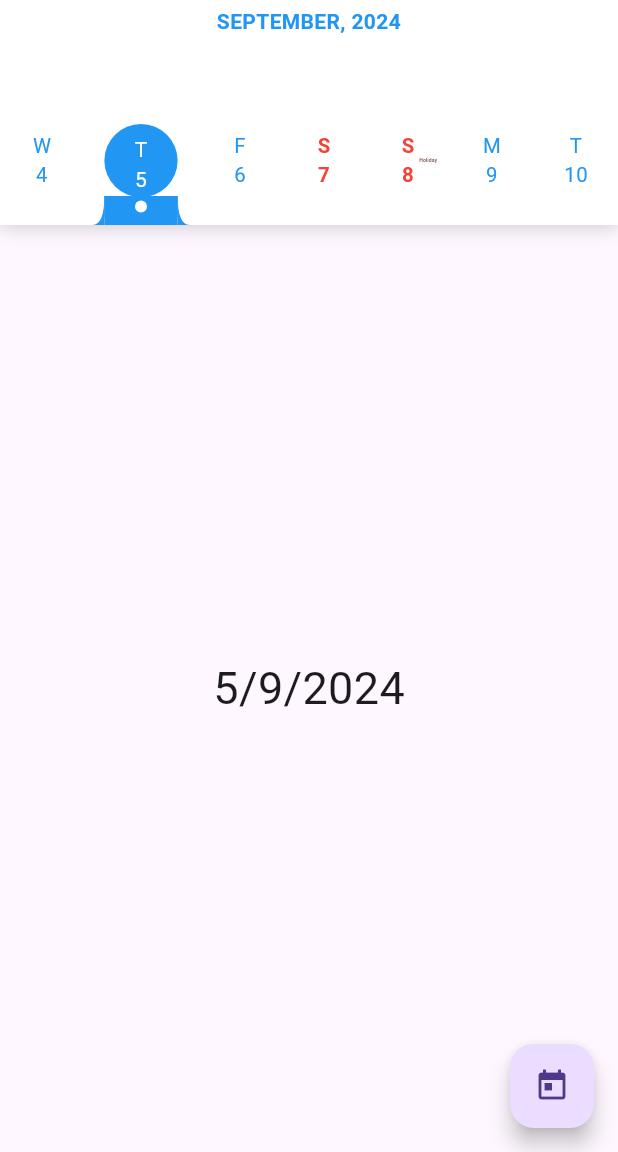
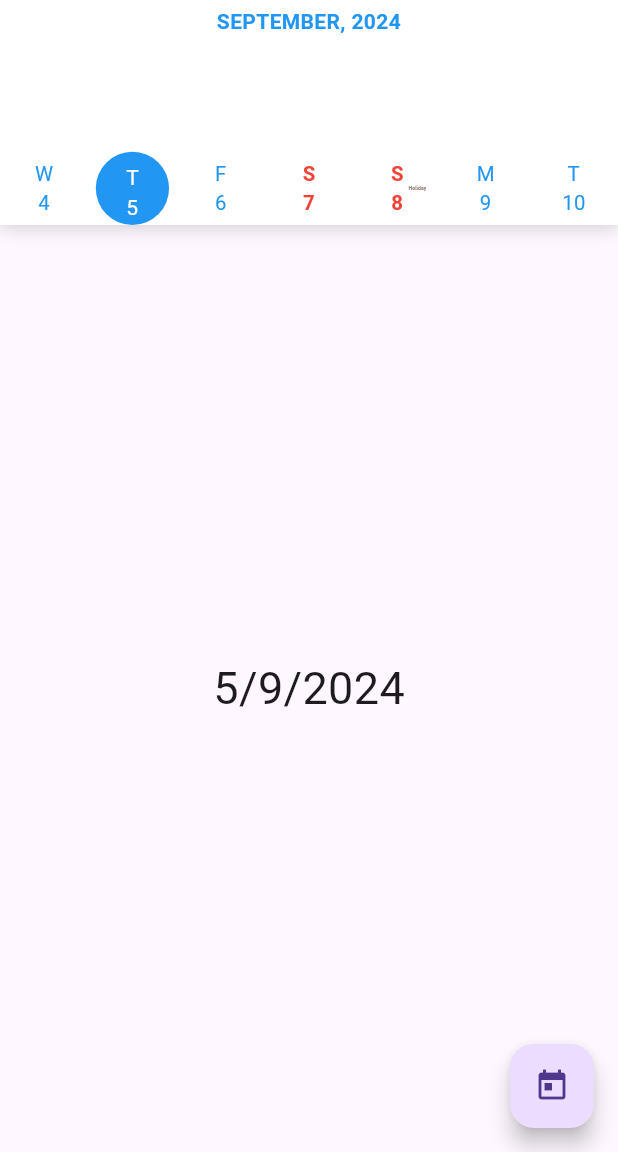
Before and after one commit to PRETOLIO-DEV/calendario_semanal, a Flutter app: the screen it shows after launch, on a phone screen of 412 x 824 dp, the part 84-1236 px from its top. Run offline on Flutter 3.47's test engine with Material 3 defaults, Android fonts, the phone set to English and light mode, and no system bars.

Commit message:
correcao erro calendario usando circulo

```diff
--- a/lib/src/date_item.dart
+++ b/lib/src/date_item.dart
@@ -142,7 +142,8 @@ class DateItem extends StatelessWidget {
                     color: _defaultBackgroundColor!,
                     border: Border.fromBorderSide(BorderSide.none),
                     shape: dayShapeBorder!,
-                    borderRadius: showPinDate && selectData
+                    borderRadius: dayShapeBorder == BoxShape.circle ? null
+                        : showPinDate && selectData
                         ? BorderRadius.only(
                         topRight: Radius.circular(12),
                         topLeft: Radius.circular(12))
@@ -189,7 +190,7 @@ class DateItem extends StatelessWidget {
             ),
           ),
 
-          if(showPinDate && selectData) ...[
+          if(showPinDate && selectData && dayShapeBorder != BoxShape.circle) ...[
             Padding(
               padding: EdgeInsets.only(top: (size ?? 50.0) - 1),
               child: Stack(
```
